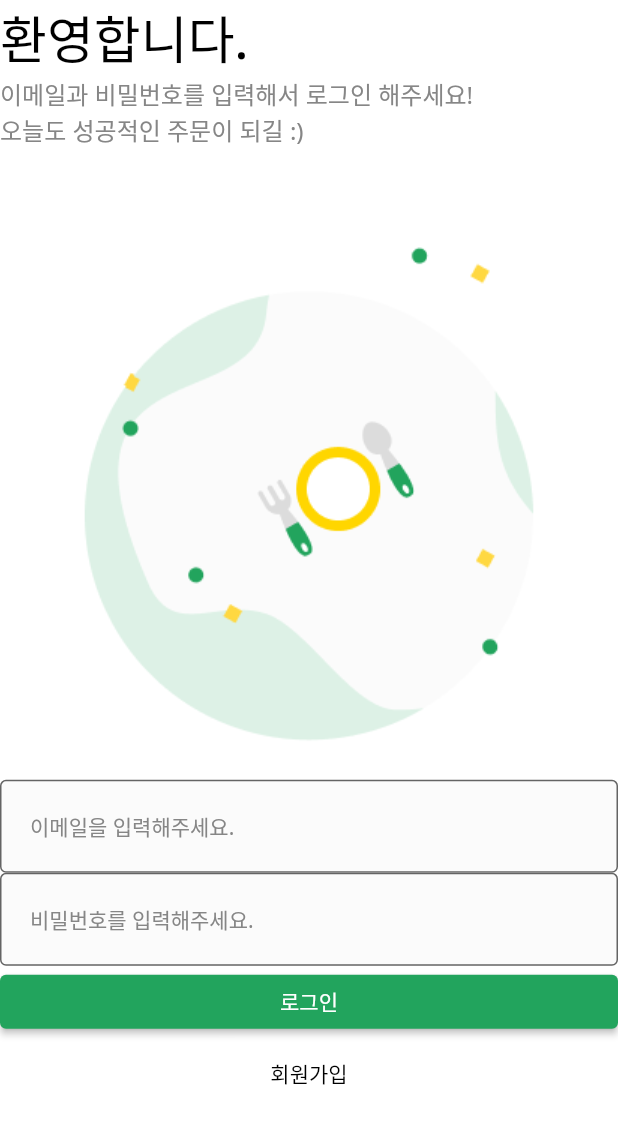
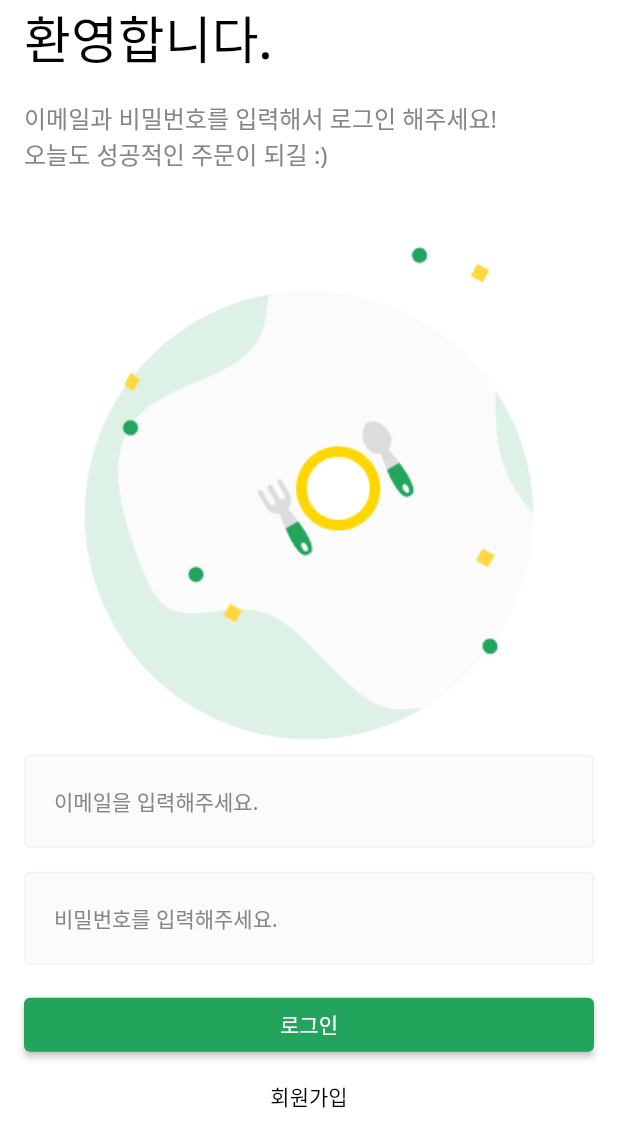
Before and after one commit to flexboni/actual, a Flutter app: the screen it shows after launch, on a phone screen of 412 x 824 dp. Shown: the top 1147 px of the screen. Run offline on Flutter 3.47's test engine with Material 2 defaults, Android fonts, the phone set to English and light mode, and no system bars.

Commit message:
UI 마무리하기

```diff
--- a/lib/component/custom_text_form_field.dart
+++ b/lib/component/custom_text_form_field.dart
@@ -46,6 +46,7 @@ class CustomTextFormField extends StatelessWidget {
         filled: true,
         // 모든 Input 상태의 기본 스타일 세팅
         border: baseBorder,
+        enabledBorder: baseBorder,
         focusedBorder: baseBorder.copyWith(
           borderSide: baseBorder.borderSide.copyWith(color: PRIMARY_COLOR),
         ),
--- a/lib/user/login_screen.dart
+++ b/lib/user/login_screen.dart
@@ -11,13 +11,18 @@ class LoginScreen extends StatelessWidget {
   @override
   Widget build(BuildContext context) {
     return DefaultLayout(
+      child: SingleChildScrollView(
+        keyboardDismissBehavior: ScrollViewKeyboardDismissBehavior.onDrag,
         child: SafeArea(
           top: true,
           bottom: false,
+          child: Padding(
+            padding: const EdgeInsets.symmetric(horizontal: 16.0),
             child: Column(
               crossAxisAlignment: CrossAxisAlignment.stretch,
               children: [
                 const _Title(),
+                const SizedBox(height: 16.0),
                 const _SubTitle(),
                 Image.asset(
                   'asset/img/misc/logo.png',
@@ -27,11 +32,13 @@ class LoginScreen extends StatelessWidget {
                   hintText: '이메일을 입력해주세요.',
                   onChange: (String value) {},
                 ),
+                const SizedBox(height: 16.0),
                 CustomTextFormField(
                   hintText: '비밀번호를 입력해주세요.',
                   onChange: (String value) {},
                   obscureText: true,
                 ),
+                const SizedBox(height: 16.0),
                 ElevatedButton(
                   onPressed: () {},
                   style: ElevatedButton.styleFrom(
@@ -47,6 +54,8 @@ class LoginScreen extends StatelessWidget {
                   child: const Text('회원가입'),
                 ),
               ],
+            ),
+          ),
         ),
       ),
     );
```
Lines whose indentation alone changed are shown as unchanged.
